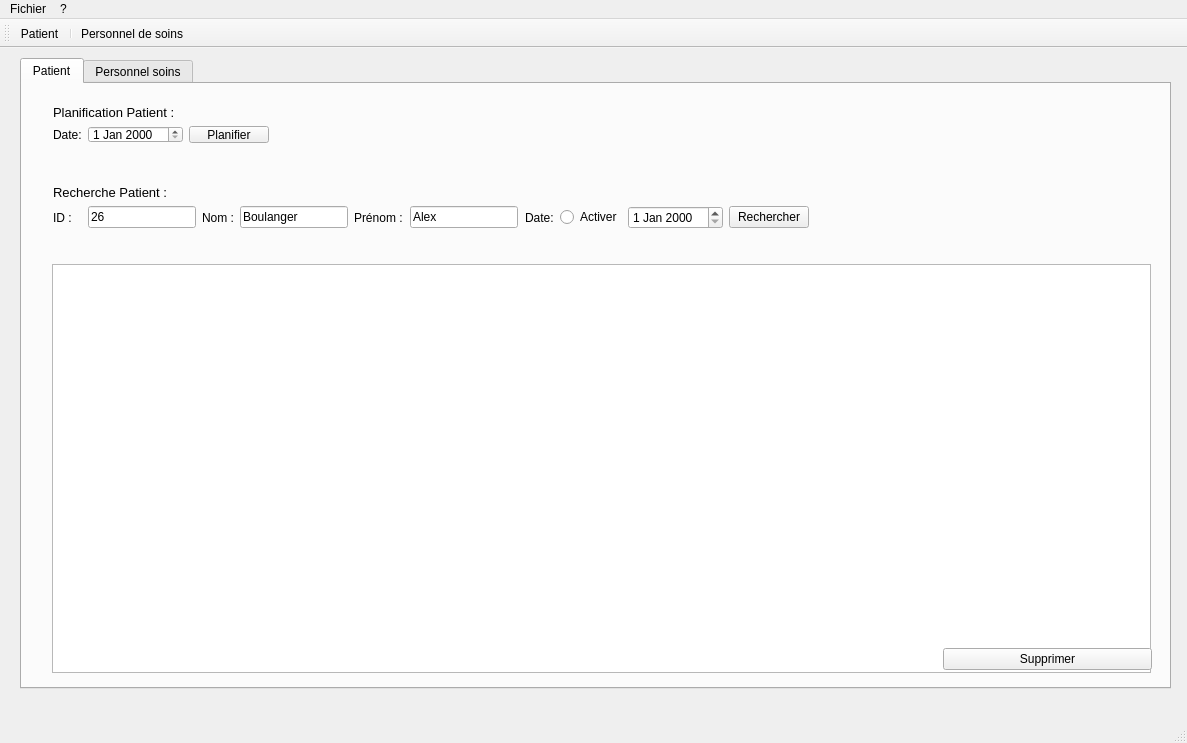
This is view/mainwindow.ui in kilian-paquier/qt-patients as Qt 5 draws it before an edit. The edited form follows.
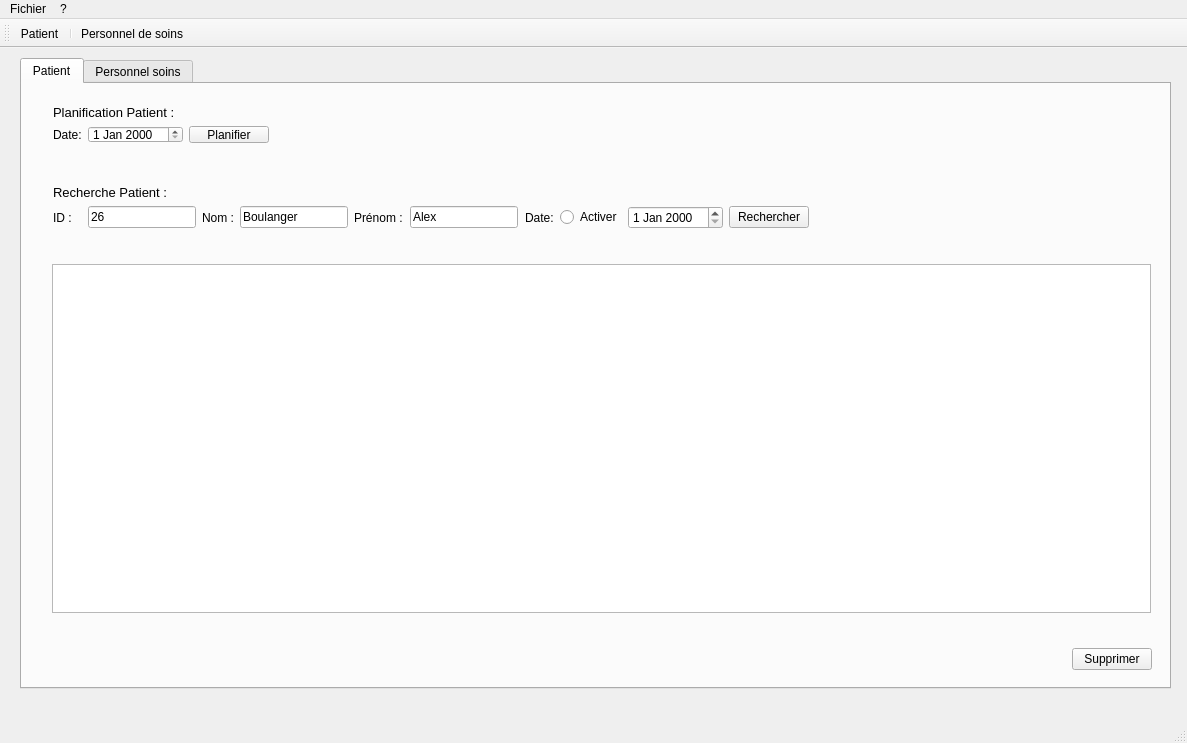
This is the edited form. Icons and pictures are not drawn.

The edit to the form file:
```diff
--- a/view/mainwindow.ui
+++ b/view/mainwindow.ui
@@ -174,7 +174,7 @@
         <x>19</x>
         <y>169</y>
         <width>1121</width>
-        <height>431</height>
+        <height>371</height>
        </rect>
       </property>
       <layout class="QHBoxLayout" name="horizontalLayout_6">
@@ -251,13 +251,26 @@
      <widget class="QWidget" name="horizontalLayoutWidget_2">
       <property name="geometry">
        <rect>
-        <x>910</x>
+        <x>20</x>
         <y>550</y>
-        <width>231</width>
+        <width>1121</width>
         <height>51</height>
        </rect>
       </property>
       <layout class="QHBoxLayout" name="horizontalLayout_7">
+       <item>
+        <spacer name="horizontalSpacer_3">
+         <property name="orientation">
+          <enum>Qt::Horizontal</enum>
+         </property>
+         <property name="sizeHint" stdset="0">
+          <size>
+           <width>40</width>
+           <height>20</height>
+          </size>
+         </property>
+        </spacer>
+       </item>
        <item>
         <widget class="QPushButton" name="BtnSupprimerPatient">
          <property name="text">
```
Left out of the diff: 26 changed lines with no effect on the pictures.
